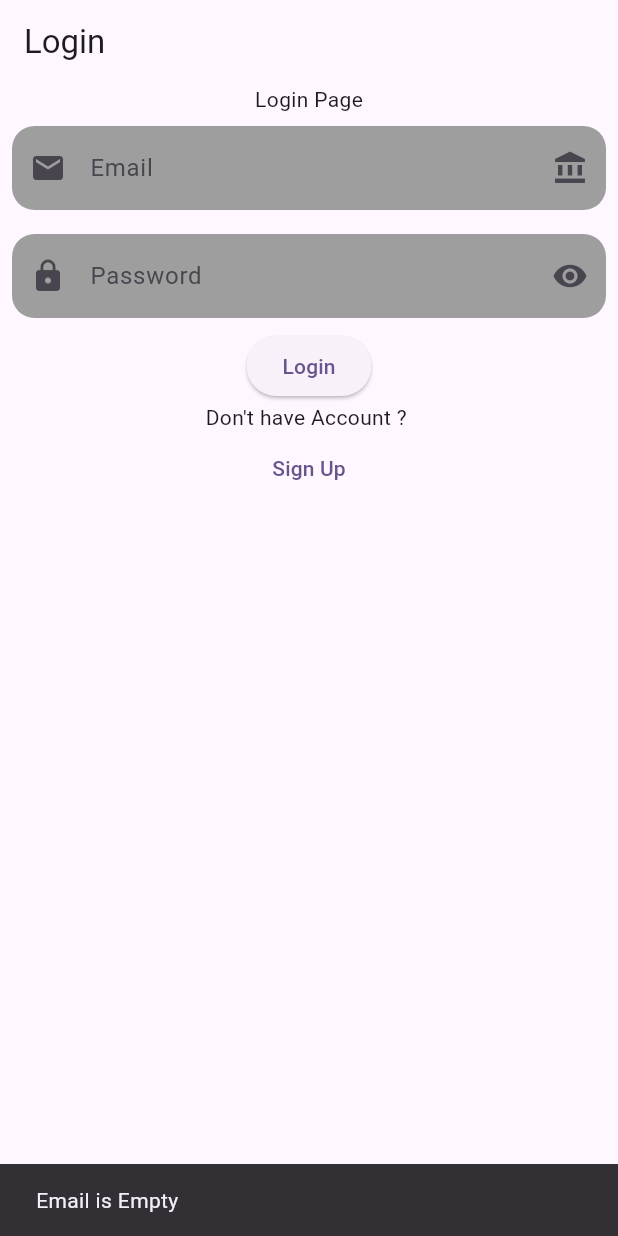
After one commit to AbRehman536/mustafa_frontend, a Flutter app: the screen it shows after launch, after a tap on "Login", on a phone screen of 412 x 824 dp. The commit adds this screen. Run offline on Flutter 3.47's test engine with Material 3 defaults, Android fonts, the light colour scheme and no system bars.

Commit message:
TextField done

```diff
--- a/lib/main.dart
+++ b/lib/main.dart
@@ -1,6 +1,7 @@
 import 'package:flutter/material.dart';
 import 'package:mustafa_frontend/appbar.dart';
 import 'package:mustafa_frontend/row_column.dart';
+import 'package:mustafa_frontend/text_fields.dart';
 
 void main() {
   runApp(const MyApp());
@@ -32,7 +33,7 @@ class MyApp extends StatelessWidget {
         // tested with just a hot reload.
         colorScheme: ColorScheme.fromSeed(seedColor: Colors.deepPurple),
       ),
-      home: RowColumn(),
+      home: Login(),
     );
   }
 }
--- /dev/null
+++ b/lib/text_fields.dart
@@ -0,0 +1,79 @@
+import 'package:flutter/material.dart';
+
+class Login extends StatefulWidget {
+  const Login({super.key});
+
+  @override
+  State<Login> createState() => _LoginState();
+}
+
+class _LoginState extends State<Login> {
+  TextEditingController emailController = TextEditingController();
+  TextEditingController passwordController = TextEditingController();
+  @override
+  Widget build(BuildContext context) {
+    return Scaffold(
+      appBar: AppBar(
+        title: Text("Login"),
+      ),
+      body: Column(children: [
+        Text("Login Page"),
+        Padding(
+          padding: const EdgeInsets.all(8.0),
+          child: TextField(
+            controller: emailController,
+            decoration: InputDecoration(
+                filled: true,
+                fillColor: Colors.grey,
+              label: Text("Email"),
+              hint: Text("abdullah@gmail.com"),
+              prefixIcon: Icon(Icons.email),
+              suffixIcon: Icon(Icons.account_balance),
+              border: OutlineInputBorder(
+                borderRadius: BorderRadius.circular(15),
+                borderSide: BorderSide.none
+              )
+            ),
+          ),
+        ),
+        Padding(
+          padding: const EdgeInsets.all(8.0),
+          child: TextField(
+            controller: passwordController,
+            decoration: InputDecoration(
+              filled: true,
+              fillColor: Colors.grey,
+              label: Text("Password"),
+              hint: Text("123456578"),
+              prefixIcon: Icon(Icons.lock),
+              suffixIcon: Icon(Icons.visibility),
+                border: OutlineInputBorder(
+                    borderRadius: BorderRadius.circular(15),
+                  borderSide: BorderSide.none
+                )
+            ),
+          ),
+        ),
+        ElevatedButton(onPressed: (){
+          if(emailController.text.isEmpty){
+            ScaffoldMessenger.of(context)
+                .showSnackBar(SnackBar(content: Text("Email is Empty")));
+            return;
+          }
+          if(passwordController.text.isEmpty){
+            ScaffoldMessenger.of(context)
+                .showSnackBar(SnackBar(content: Text("Password is Empty")));
+            return;
+          }
+          if(passwordController.text.length < 8){
+            ScaffoldMessenger.of(context)
+                .showSnackBar(SnackBar(content: Text("Password must be more than 8 digits")));
+            return;
+          }
+        }, child: Text("Login")),
+        Text("Don't have Account ? "),
+        TextButton(onPressed: (){}, child: Text("Sign Up"))
+      ],),
+    );
+  }
+}
```
